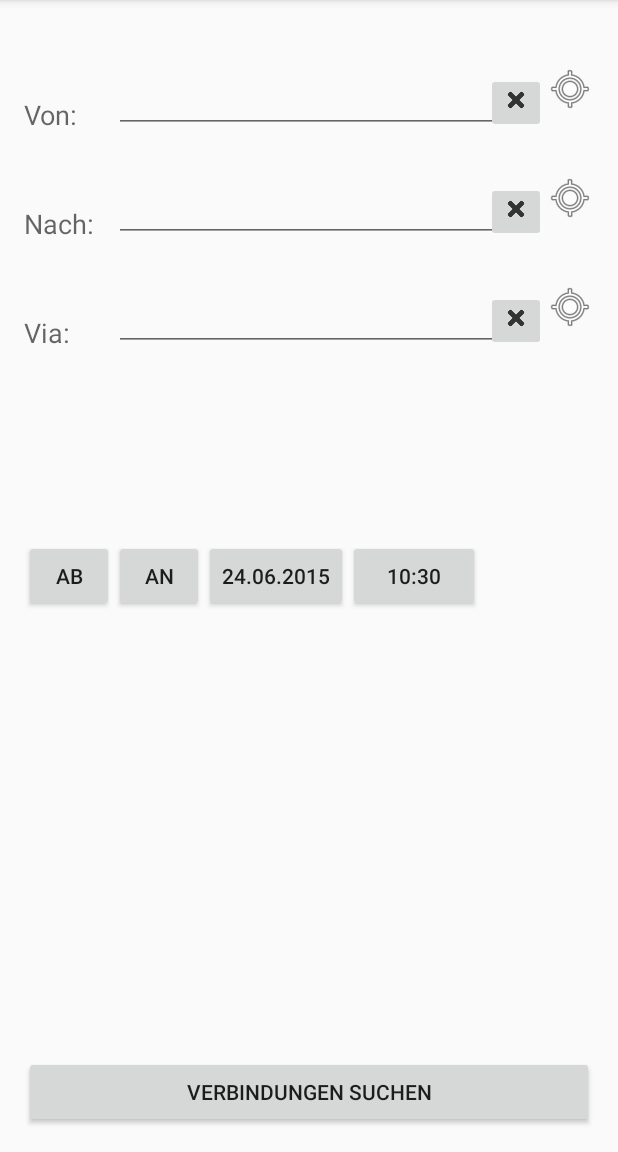
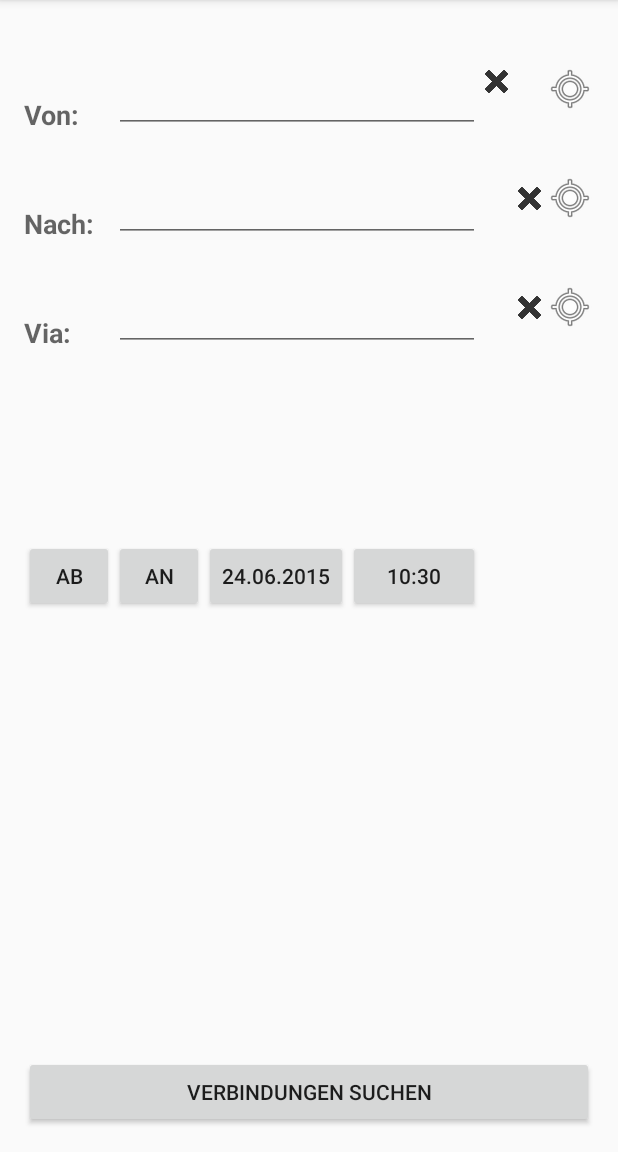
Before and after one commit to zorien-bbc/Train_Alert, an Android app: the screen it shows after launch (MainActivity), on a phone screen of 412 x 824 dp, the part 84-1236 px from its top. Run offline under Robolectric (Android 15) with nearby library versions, the phone set to English and light mode, and no system bars.

Commit message:
kleine changes

```diff
--- a/app/src/main/java/ch/berufsbildungscenter/train_alert/MainActivity.java
+++ b/app/src/main/java/ch/berufsbildungscenter/train_alert/MainActivity.java
@@ -56,7 +56,7 @@ public class MainActivity extends ActionBarActivity {
             @Override
             public void onClick(View v) {
 
-                String von = textVon.getText().toString();
+                String von = textVon.getText().toString().replace(" ", "%20").toString();
                 String nach = textNach.getText().toString();
                 String via = textVia.getText().toString();
                 String time = buttonTime.getText().toString();
--- a/app/src/main/java/ch/berufsbildungscenter/train_alert/SuchHilfe.java
+++ b/app/src/main/java/ch/berufsbildungscenter/train_alert/SuchHilfe.java
@@ -53,7 +53,7 @@ public class SuchHilfe extends ActionBarActivity {
                                       int before, int count) {
 
                 JSONSuchHilfe jsonSuchHilfe = new JSONSuchHilfe(suchHilfe);
-                jsonSuchHilfe.execute(myTextBox.getText().toString().trim());
+                jsonSuchHilfe.execute(myTextBox.getText().toString());
             }
         });
     }
--- a/app/src/main/java/ch/berufsbildungscenter/train_alert/VerbindungDetailsArrayAdapter.java
+++ b/app/src/main/java/ch/berufsbildungscenter/train_alert/VerbindungDetailsArrayAdapter.java
@@ -33,8 +33,8 @@ public class VerbindungDetailsArrayAdapter extends ArrayAdapter<Fahrt> {
 
         ((TextView) convertView.findViewById(R.id.vonLabel)).setText(fahrt.getVonHaltestelle());
         ((TextView) convertView.findViewById(R.id.nachLabel)).setText(fahrt.getBisHaltestelle());
-        ((TextView) convertView.findViewById(R.id.vonZeitLabel)).setText(formatter.format(fahrt.getAbfahrt()).toString());
-        ((TextView) convertView.findViewById(R.id.bisZeitLabel)).setText(formatter.format(fahrt.getAnkunft()).toString());
+        ((TextView) convertView.findViewById(R.id.vonZeitLabel)).setText(formatter.format(fahrt.getAbfahrt()));
+        ((TextView) convertView.findViewById(R.id.bisZeitLabel)).setText(formatter.format(fahrt.getAnkunft()));
         ((TextView) convertView.findViewById(R.id.vonGleisLabel)).setText("Gl. " + fahrt.getVonGleis());
         ((TextView) convertView.findViewById(R.id.bisGleisLabel)).setText("Gl. " + fahrt.getBisGleis());
         ((TextView) convertView.findViewById(R.id.bahnLabel)).setText(fahrt.getTransportmittel());
--- a/app/src/main/java/ch/berufsbildungscenter/train_alert/VerbindungenArrayAdapter.java
+++ b/app/src/main/java/ch/berufsbildungscenter/train_alert/VerbindungenArrayAdapter.java
@@ -31,7 +31,8 @@ public class VerbindungenArrayAdapter extends ArrayAdapter<Verbindung> {
 
         SimpleDateFormat formatter = new SimpleDateFormat("HH:mm");
 
-        ((TextView) convertView.findViewById(R.id.zeit)).setText(formatter.format(verbindung.getZeit()).toString());
+        ((TextView) convertView.findViewById(R.id.zeitAb)).setText(formatter.format(verbindung.getZeit()).toString());
+        ((TextView) convertView.findViewById(R.id.zeitAn)).setText(formatter.format(verbindung.getZeitAn()).toString());
         ((TextView) convertView.findViewById(R.id.dauer)).setText(verbindung.getDauer().substring(3, 8));
         ((TextView) convertView.findViewById(R.id.gleis)).setText(verbindung.getGleis());
         ((TextView) convertView.findViewById(R.id.beschreibung)).setText(verbindung.getTransportmittel());
--- a/app/src/main/res/layout/activity_main.xml
+++ b/app/src/main/res/layout/activity_main.xml
@@ -16,7 +16,8 @@
         android:id="@+id/von"
         android:layout_marginTop="48dp"
         android:layout_alignParentTop="true"
-        android:layout_alignParentStart="true" />
+        android:layout_alignParentStart="true"
+        android:textStyle="bold" />
 
     <EditText
         android:layout_width="200dp"
@@ -25,7 +26,7 @@
         android:maxLines="1"
         android:layout_above="@+id/nach"
         android:layout_alignStart="@+id/editNach"
-        android:layout_toStartOf="@+id/myPosition" />
+        android:layout_toStartOf="@+id/imageButton9" />
 
     <TextView
         android:layout_width="wrap_content"
@@ -35,7 +36,8 @@
         android:id="@+id/nach"
         android:layout_marginTop="48dp"
         android:layout_below="@+id/von"
-        android:layout_alignParentStart="true" />
+        android:layout_alignParentStart="true"
+        android:textStyle="bold" />
 
     <EditText
         android:layout_width="200dp"
@@ -44,7 +46,7 @@
         android:maxLines="1"
         android:layout_above="@+id/via"
         android:layout_alignStart="@+id/buttonAn"
-        android:layout_toStartOf="@+id/imageButton" />
+        android:layout_toStartOf="@+id/imageButton9" />
 
     <TextView
         android:layout_width="wrap_content"
@@ -54,7 +56,8 @@
         android:id="@+id/via"
         android:layout_marginTop="48dp"
         android:layout_below="@+id/nach"
-        android:layout_alignParentStart="true" />
+        android:layout_alignParentStart="true"
+        android:textStyle="bold" />
 
     <EditText
         android:layout_width="200dp"
@@ -81,7 +84,7 @@
         android:src="@android:drawable/ic_menu_mylocation"
         android:background="@null"
         android:layout_alignTop="@+id/editVon"
-        android:layout_alignEnd="@+id/button" />
+        android:layout_alignParentEnd="true" />
 
     <Button
         android:layout_width="60dp"
@@ -133,11 +136,12 @@
         android:layout_alignStart="@+id/imageButton" />
 
     <ImageButton
-        android:layout_width="40dp"
+        android:layout_width="22dp"
         android:layout_height="40dp"
         android:id="@+id/imageButton7"
         android:src="@drawable/delicon"
         android:cropToPadding="false"
+        android:background="@null"
         android:clickable="false"
         android:baselineAlignBottom="false"
         android:focusable="false"
@@ -145,14 +149,15 @@
         android:longClickable="false"
         android:scaleType="fitStart"
         android:layout_above="@+id/via"
-        android:layout_alignEnd="@+id/editNach" />
+        android:layout_toStartOf="@+id/imageButton" />
 
     <ImageButton
-        android:layout_width="40dp"
+        android:layout_width="22dp"
         android:layout_height="40dp"
         android:id="@+id/imageButton8"
         android:src="@drawable/delicon"
         android:cropToPadding="false"
+        android:background="@null"
         android:clickable="false"
         android:baselineAlignBottom="false"
         android:focusable="false"
@@ -163,19 +168,21 @@
         android:layout_toStartOf="@+id/imageButton6" />
 
     <ImageButton
-        android:layout_width="40dp"
+        android:layout_width="22dp"
         android:layout_height="40dp"
         android:id="@+id/imageButton9"
         android:src="@drawable/delicon"
         android:cropToPadding="false"
+        android:background="@null"
         android:clickable="false"
         android:baselineAlignBottom="false"
         android:focusable="false"
         android:focusableInTouchMode="false"
         android:longClickable="false"
         android:scaleType="fitStart"
-        android:layout_alignBottom="@+id/editVon"
-        android:layout_alignEnd="@+id/editVon" />
+        android:layout_toEndOf="@+id/buttonTime"
+        android:layout_alignTop="@+id/editVon"
+        android:layout_above="@+id/nach" />
 
 
 </RelativeLayout>
```
Also changed, not shown: app/src/main/java/ch/berufsbildungscenter/train_alert/JSONAsyncTask.java (+4 -4 lines), app/src/main/java/ch/berufsbildungscenter/train_alert/Verbindung.java (+8 -0 lines), app/src/main/java/ch/berufsbildungscenter/train_alert/VerbindungDetailsActivity.java (+8 -6 lines), app/src/main/res/layout/activity_verbindung_details.xml (+12 -4 lines), app/src/main/res/layout/activity_verbindungen.xml (+15 -6 lines), app/src/main/res/layout/verbindungen_adapter.xml (+19 -6 lines).
